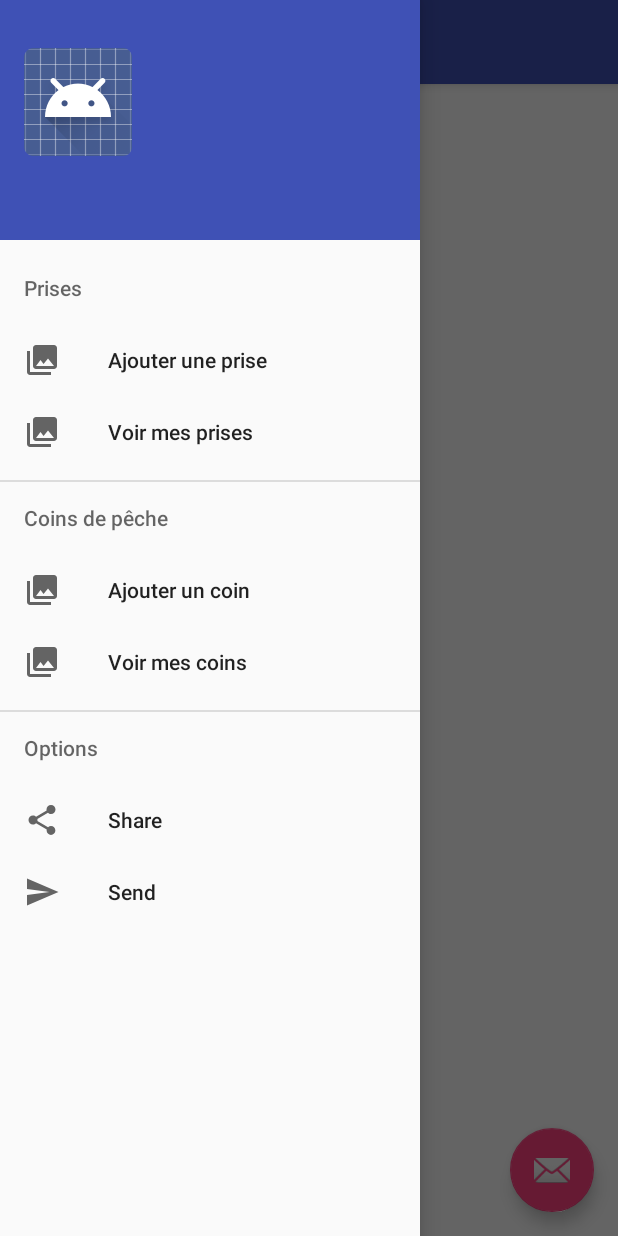
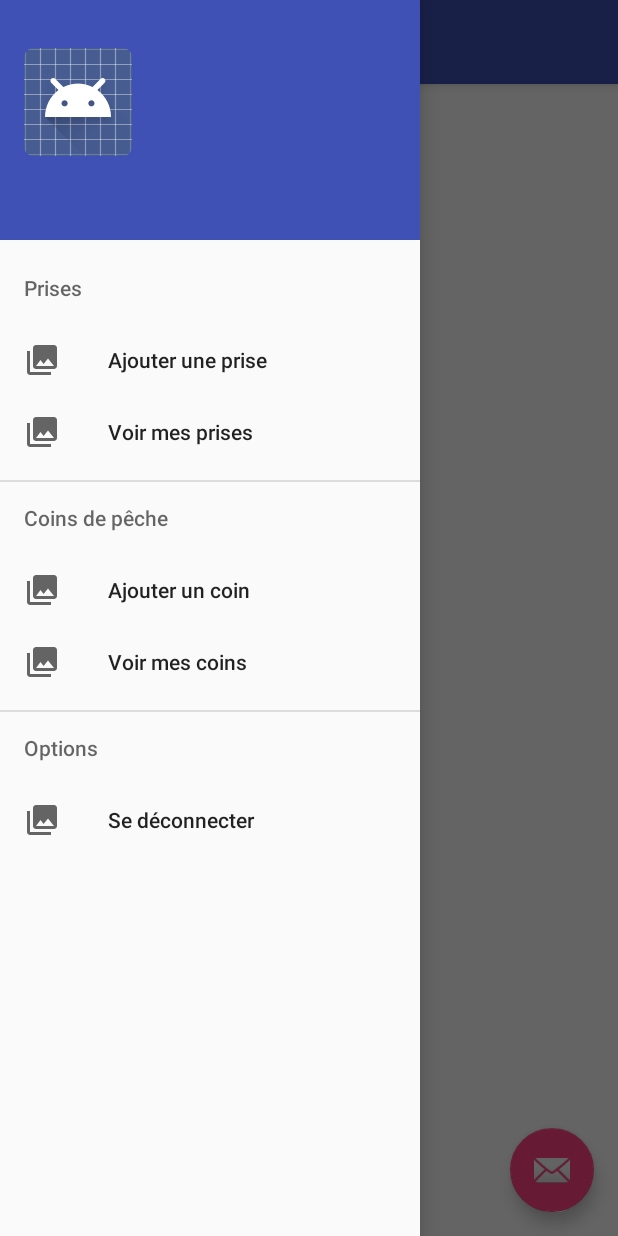
Before and after one commit to Aasgard/CarnetDePecheV2, an Android app: the HomePage screen opened directly, with no data from a screen before it, with the side drawer open, on a phone screen of 412 x 824 dp. Run offline under Robolectric (Android 15) with nearby library versions, the phone set to English and light mode, and no system bars; our stand-ins replace Firebase (no records; nobody signed in at launch, a user with empty details on screens opened directly).

Commit message:
Fix map 50%

```diff
--- a/app/src/main/res/menu/activity_home_page_drawer.xml
+++ b/app/src/main/res/menu/activity_home_page_drawer.xml
@@ -25,13 +25,9 @@
     <item android:title="Options">
         <menu>
             <item
-                android:id="@+id/nav_share"
-                android:icon="@drawable/ic_menu_share"
-                android:title="Share" />
-            <item
-                android:id="@+id/nav_send"
-                android:icon="@drawable/ic_menu_send"
-                android:title="Send" />
+                android:id="@+id/drawer_logoff"
+                android:icon="@drawable/ic_menu_gallery"
+                android:title="Se déconnecter" />
         </menu>
     </item>
 
```
Also changed, not shown: app/src/main/java/carnetdepeche/istic/com/carnetdepeche/HomePage.java (+11 -0 lines), app/src/main/java/carnetdepeche/istic/com/carnetdepeche/Login.java (+7 -0 lines).
